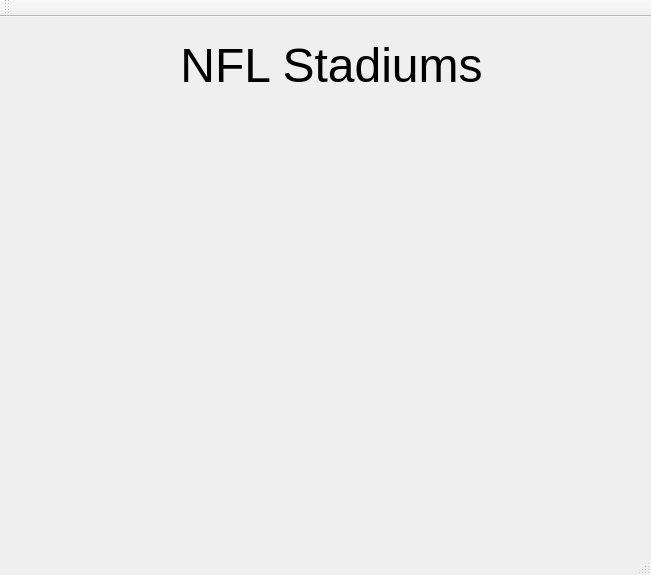
First picture: the form in mainwindow.ui, repository Jesus0342/CS1D-Project-2, before the edit.
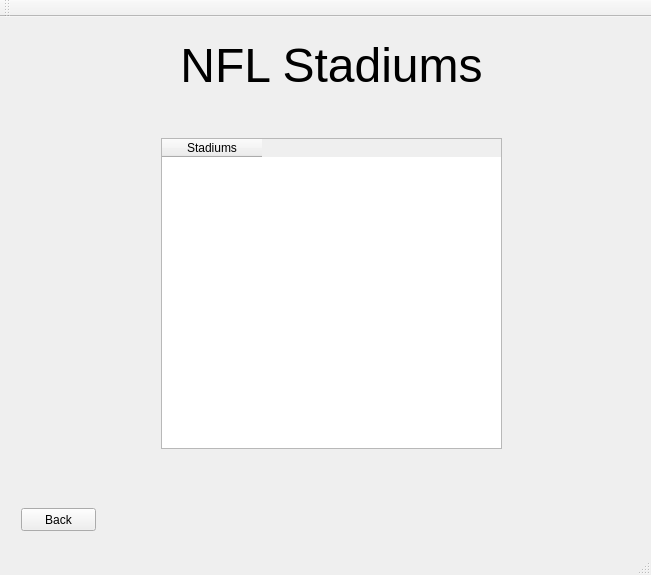
Second picture: the form after the edit. The open tabs and pages were chosen to show the change.

Commit message: Added table widget that displays stadiums in order

What changed in the file:
```diff
--- a/mainwindow.ui
+++ b/mainwindow.ui
@@ -347,6 +347,40 @@
          <string>&lt;html&gt;&lt;head/&gt;&lt;body&gt;&lt;p align=&quot;center&quot;&gt;&lt;span style=&quot; font-size:36pt;&quot;&gt;NFL Stadiums&lt;/span&gt;&lt;/p&gt;&lt;/body&gt;&lt;/html&gt;</string>
         </property>
        </widget>
+       <widget class="QTableWidget" name="tableWidget_viewStadiums">
+        <property name="geometry">
+         <rect>
+          <x>150</x>
+          <y>110</y>
+          <width>341</width>
+          <height>311</height>
+         </rect>
+        </property>
+        <property name="minimumSize">
+         <size>
+          <width>341</width>
+          <height>0</height>
+         </size>
+        </property>
+        <column>
+         <property name="text">
+          <string>Stadiums</string>
+         </property>
+        </column>
+       </widget>
+       <widget class="QPushButton" name="pushButton_backViewStadiums">
+        <property name="geometry">
+         <rect>
+          <x>10</x>
+          <y>480</y>
+          <width>75</width>
+          <height>23</height>
+         </rect>
+        </property>
+        <property name="text">
+         <string>Back</string>
+        </property>
+       </widget>
       </widget>
       <widget class="QWidget" name="page_viewConferences">
        <widget class="QLabel" name="label_ConferencesTitle">
```
Left out of the diff: 4 changed lines with no effect on the pictures. The commit also changes 15 other files.
